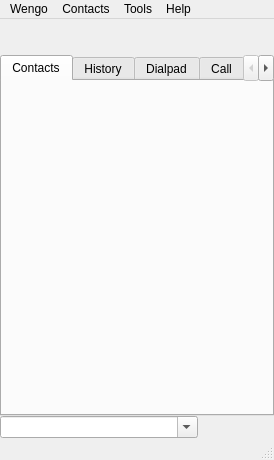
Qt form wengophone/src/presentation/qt/WengoPhoneWindow.ui (tkrotoff/WengoPhone) before a commit.
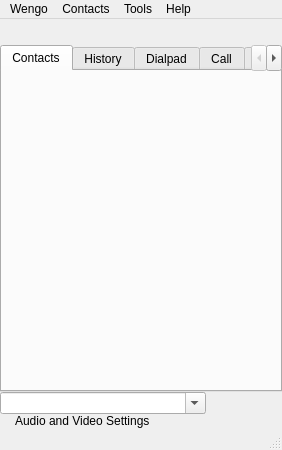
The same form after that commit. Icons and pictures are not drawn.

Commit message: Config panel added to WengoPhoneMainWindow

What changed in the file:
```diff
--- a/wengophone/src/presentation/qt/WengoPhoneWindow.ui
+++ b/wengophone/src/presentation/qt/WengoPhoneWindow.ui
@@ -8,8 +8,8 @@
    <rect>
     <x>0</x>
     <y>0</y>
-    <width>274</width>
-    <height>460</height>
+    <width>282</width>
+    <height>450</height>
    </rect>
   </property>
   <property name="windowTitle" >
@@ -23,94 +23,31 @@
     <property name="spacing" >
      <number>0</number>
     </property>
-    <item row="1" column="0" >
-     <widget class="QFrame" name="profileBar" >
-      <property name="minimumSize" >
-       <size>
-        <width>10</width>
-        <height>10</height>
-       </size>
+    <item row="5" column="0" >
+     <widget class="QStackedWidget" name="configPanel" >
+      <property name="sizePolicy" >
+       <sizepolicy>
+        <hsizetype>5</hsizetype>
+        <vsizetype>0</vsizetype>
+        <horstretch>0</horstretch>
+        <verstretch>0</verstretch>
+       </sizepolicy>
       </property>
-     </widget>
-    </item>
-    <item row="3" column="0" >
-     <layout class="QGridLayout" >
-      <property name="margin" >
+      <property name="currentIndex" >
        <number>0</number>
       </property>
-      <property name="spacing" >
-       <number>4</number>
+      <widget class="QWidget" name="page" />
+     </widget>
+    </item>
+    <item row="4" column="0" >
+     <widget class="QLabel" name="configPanelLabel" >
+      <property name="text" >
+       <string>Audio and Video Settings</string>
       </property>
-      <item row="0" column="0" >
-       <widget class="QComboBox" name="phoneComboBox" >
-        <property name="sizePolicy" >
-         <sizepolicy>
-          <hsizetype>7</hsizetype>
-          <vsizetype>0</vsizetype>
-          <horstretch>0</horstretch>
-          <verstretch>0</verstretch>
-         </sizepolicy>
-        </property>
-        <property name="editable" >
-         <bool>true</bool>
-        </property>
-       </widget>
-      </item>
-      <item row="0" column="1" >
-       <widget class="QPushButton" name="videoCallButton" >
-        <property name="maximumSize" >
-         <size>
-          <width>16</width>
-          <height>16</height>
-         </size>
-        </property>
-        <property name="icon" >
-         <iconset resource="wengophone.qrc" >:/pics/call_video_button.png</iconset>
-        </property>
-        <property name="flat" >
-         <bool>true</bool>
-        </property>
-       </widget>
-      </item>
-      <item row="0" column="2" >
-       <widget class="QPushButton" name="hangUpButton" >
-        <property name="maximumSize" >
-         <size>
-          <width>16</width>
-          <height>16</height>
-         </size>
-        </property>
-        <property name="icon" >
-         <iconset resource="wengophone.qrc" >:/pics/hangup_button.png</iconset>
-        </property>
-        <property name="flat" >
-         <bool>true</bool>
-        </property>
-       </widget>
-      </item>
-      <item row="0" column="3" >
-       <widget class="QPushButton" name="callButton" >
-        <property name="maximumSize" >
-         <size>
-          <width>32</width>
-          <height>32</height>
-         </size>
-        </property>
-        <property name="icon" >
-         <iconset resource="wengophone.qrc" >:/pics/call_button.png</iconset>
-        </property>
-        <property name="iconSize" >
-         <size>
-          <width>32</width>
-          <height>32</height>
-         </size>
-        </property>
-        <property name="flat" >
-         <bool>true</bool>
-        </property>
-       </widget>
-      </item>
-     </layout>
+      <property name="indent" >
+       <number>15</number>
+      </property>
+     </widget>
     </item>
     <item row="2" column="0" >
      <widget class="QTabWidget" name="tabWidget" >
@@ -141,6 +78,22 @@
       </widget>
      </widget>
     </item>
+    <item row="1" column="0" >
+     <widget class="QStackedWidget" name="profileBar" >
+      <property name="sizePolicy" >
+       <sizepolicy>
+        <hsizetype>5</hsizetype>
+        <vsizetype>0</vsizetype>
+        <horstretch>0</horstretch>
+        <verstretch>0</verstretch>
+       </sizepolicy>
+      </property>
+      <property name="currentIndex" >
+       <number>0</number>
+      </property>
+      <widget class="QWidget" name="page" />
+     </widget>
+    </item>
     <item row="0" column="0" >
      <widget class="QFrame" name="iconBar" >
       <layout class="QGridLayout" >
@@ -304,6 +257,85 @@
       </layout>
      </widget>
     </item>
+    <item row="3" column="0" >
+     <layout class="QGridLayout" >
+      <property name="margin" >
+       <number>0</number>
+      </property>
+      <property name="spacing" >
+       <number>4</number>
+      </property>
+      <item row="0" column="0" >
+       <widget class="QComboBox" name="phoneComboBox" >
+        <property name="sizePolicy" >
+         <sizepolicy>
+          <hsizetype>7</hsizetype>
+          <vsizetype>0</vsizetype>
+          <horstretch>0</horstretch>
+          <verstretch>0</verstretch>
+         </sizepolicy>
+        </property>
+        <property name="editable" >
+         <bool>true</bool>
+        </property>
+       </widget>
+      </item>
+      <item row="0" column="1" >
+       <widget class="QPushButton" name="videoCallButton" >
+        <property name="maximumSize" >
+         <size>
+          <width>16</width>
+          <height>16</height>
+         </size>
+        </property>
+        <property name="icon" >
+         <iconset resource="wengophone.qrc" >:/pics/call_video_button.png</iconset>
+        </property>
+        <property name="flat" >
+         <bool>true</bool>
+        </property>
+       </widget>
+      </item>
+      <item row="0" column="2" >
+       <widget class="QPushButton" name="hangUpButton" >
+        <property name="maximumSize" >
+         <size>
+          <width>16</width>
+          <height>16</height>
+         </size>
+        </property>
+        <property name="icon" >
+         <iconset resource="wengophone.qrc" >:/pics/hangup_button.png</iconset>
+        </property>
+        <property name="flat" >
+         <bool>true</bool>
+        </property>
+       </widget>
+      </item>
+      <item row="0" column="3" >
+       <widget class="QPushButton" name="callButton" >
+        <property name="maximumSize" >
+         <size>
+          <width>32</width>
+          <height>32</height>
+         </size>
+        </property>
+        <property name="icon" >
+         <iconset resource="wengophone.qrc" >:/pics/call_button.png</iconset>
+        </property>
+        <property name="iconSize" >
+         <size>
+          <width>32</width>
+          <height>32</height>
+         </size>
+        </property>
+        <property name="flat" >
+         <bool>true</bool>
+        </property>
+       </widget>
+      </item>
+     </layout>
+    </item>
    </layout>
   </widget>
   <widget class="QMenuBar" name="menuBar" >
@@ -311,7 +343,7 @@
     <rect>
      <x>0</x>
      <y>0</y>
-     <width>274</width>
+     <width>282</width>
      <height>19</height>
     </rect>
    </property>
@@ -380,8 +412,8 @@
    <property name="geometry" >
     <rect>
      <x>0</x>
-     <y>441</y>
-     <width>274</width>
+     <y>431</y>
+     <width>282</width>
      <height>19</height>
     </rect>
    </property>
```
The commit also changes 7 other files.
